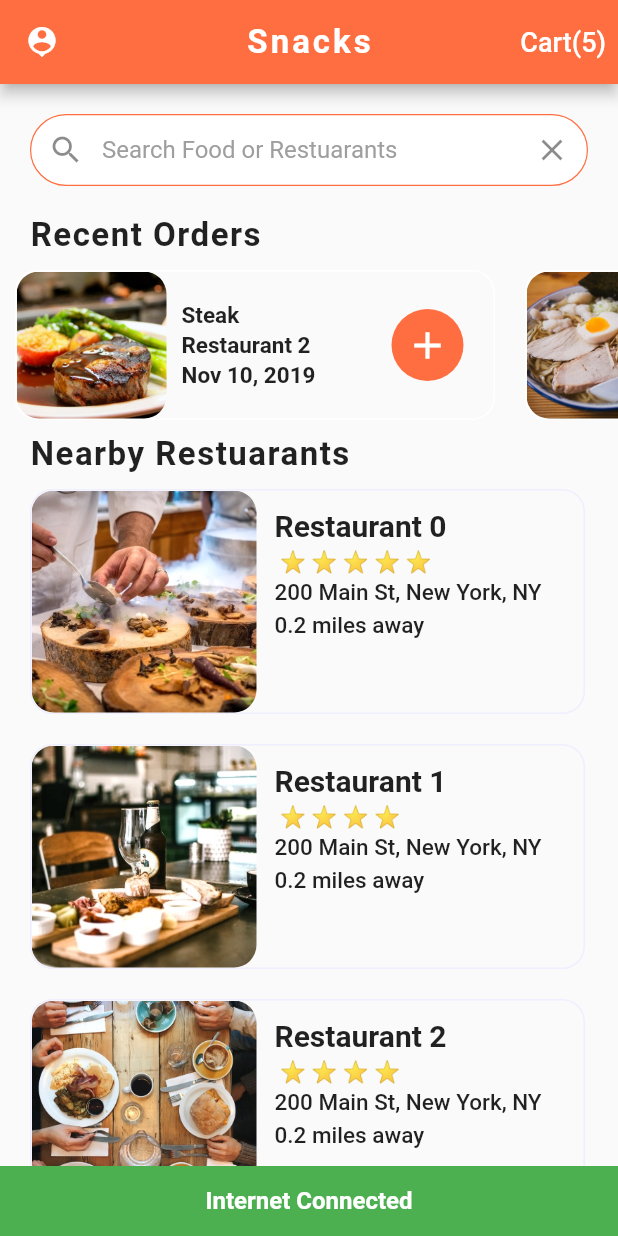
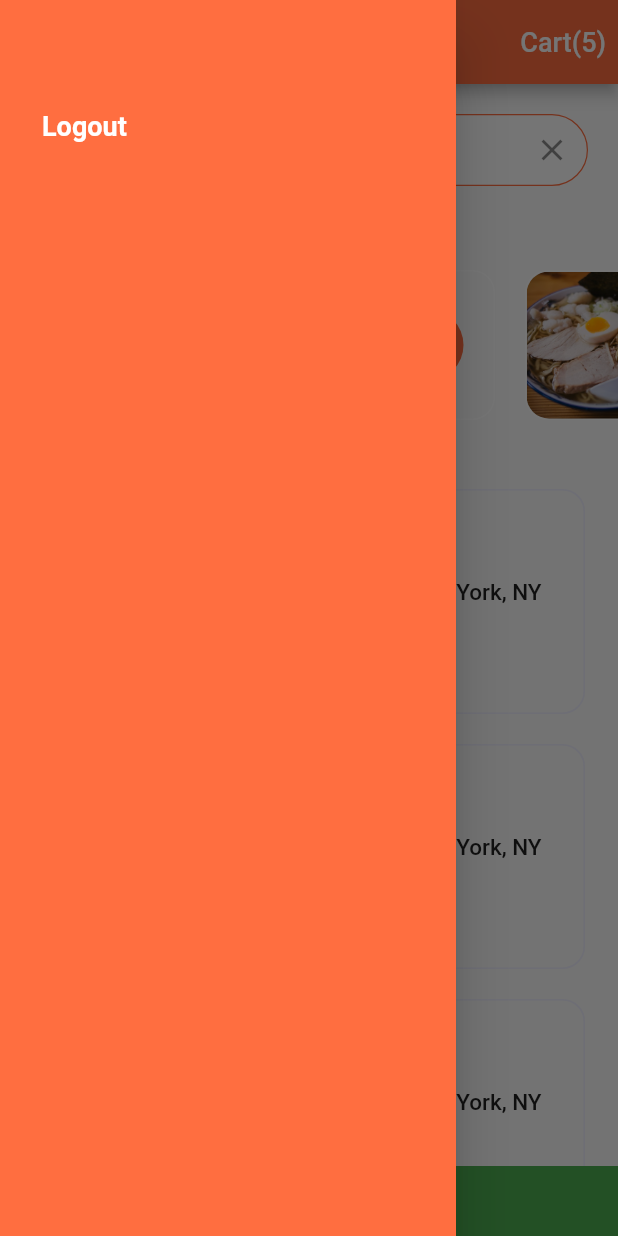
Before and after one commit to ShashiKha9/Food_delivery_app, a Flutter app: the HomeScreenPage screen opened directly, with the side drawer open (before the commit the screen has no drawer), on a phone screen of 412 x 824 dp. Run offline on Flutter 3.47's test engine with Material 2 defaults, Android fonts, the phone set to English and light mode, and no system bars; our stand-ins replace bloc, connectivity_plus, equatable, firebase_core, flutter_bloc; accounts and stored records are empty.

Commit message:
logout functionality done

```diff
--- a/lib/screens/home_screen.dart
+++ b/lib/screens/home_screen.dart
@@ -8,6 +8,7 @@ import 'package:food_delivery_app/data/data.dart';
 import 'package:food_delivery_app/data/data.dart';
 import 'package:food_delivery_app/data/data.dart';
 import 'package:food_delivery_app/logic/cubit/internet_cubit.dart';
+import 'package:food_delivery_app/screens/auth_screen.dart';
 import 'package:food_delivery_app/screens/cart_screen.dart';
 import 'package:food_delivery_app/widgets/nearby_restaurants.dart';
 import 'package:food_delivery_app/widgets/recentorders.dart';
@@ -29,10 +30,29 @@ class _HomeScreenPageState extends State<HomeScreenPage> {
     return BlocProvider(create: (context)=>
         InternetCubit(connectivity: connectivity),
      child: Scaffold(
+       drawer: Drawer(
+         child: Container(
+           margin: EdgeInsets.symmetric(horizontal: 20.0,vertical: 60.0),
+            child: Column(
+              crossAxisAlignment: CrossAxisAlignment.start,
+          children:[
+            TextButton(onPressed: (){
+               Navigator.pushReplacement(context,
+                   MaterialPageRoute(builder: (context)=> AuthScreen()));
+             }, child: Text("Logout",style: TextStyle(
+                fontWeight: FontWeight.w600,
+                fontSize: 18.0,
+                color: Colors.white),))
+             ]
+            )
+         ),
+       ),
+
       appBar: AppBar(
         backgroundColor: Theme.of(context).primaryColor,
-        leading: Icon(Icons.person_pin),
+        leading: Icon(Icons.person),
         centerTitle: true,
+
         title: const Text("Snacks",style: TextStyle(
           fontSize: 22.0,
             fontWeight: FontWeight.bold,
```
Also changed, not shown: lib/main.dart (+5 -4 lines).
